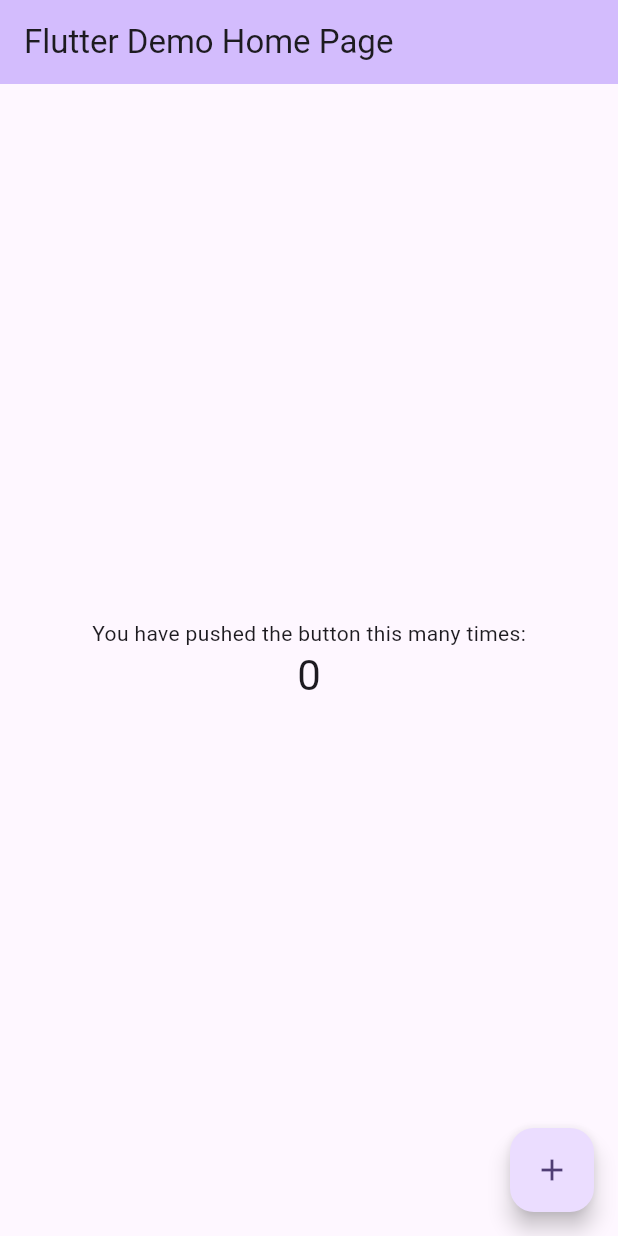
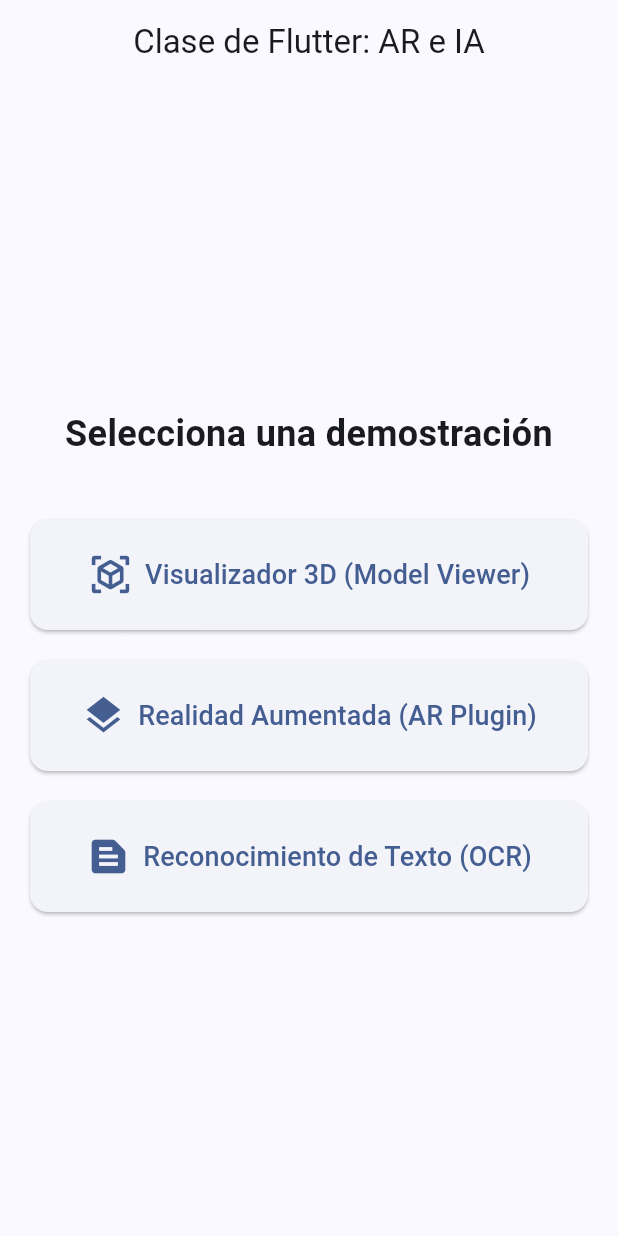
Before and after one commit to Ivanxx16/Actividades_Flutter, a Flutter app: the screen it shows after launch, on a phone screen of 412 x 824 dp. Run offline on Flutter 3.47's test engine with Material 3 defaults, Android fonts, the phone set to English and light mode, and no system bars; our stand-ins replace go_router.

Commit message:
Pantallas listas y plugins a usar
Se realiza algunos cambios en las configuraciones y permisos en el acceso a la camara

```diff
--- /dev/null
+++ b/lib/core/router/app_router.dart
@@ -0,0 +1,43 @@
+import 'package:go_router/go_router.dart';
+
+import '../../features/home/presentation/screens/home_screen.dart';
+import '../../features/ar_experience/presentation/screens/ar_screen.dart';
+import '../../features/ar_experience/presentation/screens/model_viewer_screen.dart'; // Added this
+import '../../features/text_recognition/presentation/screens/text_recognition_screen.dart';
+
+/// Configuración del Router usando GoRouter
+///
+/// Esto define todas las rutas de la aplicación y cómo se navega entre ellas.
+final appRouter = GoRouter(
+  initialLocation: '/',
+  routes: [
+    /// Ruta principal (Home)
+    GoRoute(
+      path: '/',
+      name: 'home',
+      builder: (context, state) => const HomeScreen(),
+      routes: [
+        /// Ruta para la experiencia AR con ar_flutter_plugin
+        GoRoute(
+          path: 'ar',
+          name: 'ar_experience',
+          builder: (context, state) => const ArScreen(),
+        ),
+
+        /// Ruta para ver modelos 3D con model_viewer_plus
+        GoRoute(
+          path: 'model_viewer',
+          name: 'model_viewer',
+          builder: (context, state) => const ModelViewerScreen(),
+        ),
+
+        /// Ruta para el reconocimiento de texto
+        GoRoute(
+          path: 'text_recognition',
+          name: 'text_recognition',
+          builder: (context, state) => const TextRecognitionScreen(),
+        ),
+      ],
+    ),
+  ],
+);
--- /dev/null
+++ b/lib/core/theme/app_theme.dart
@@ -0,0 +1,23 @@
+import 'package:flutter/material.dart';
+
+/// Clase para definir el tema de la aplicación
+class AppTheme {
+  static ThemeData get lightTheme {
+    return ThemeData(
+      useMaterial3: true,
+      colorScheme: ColorScheme.fromSeed(
+        seedColor: Colors.blueAccent,
+        brightness: Brightness.light,
+      ),
+      appBarTheme: const AppBarTheme(centerTitle: true, elevation: 0),
+      elevatedButtonTheme: ElevatedButtonThemeData(
+        style: ElevatedButton.styleFrom(
+          padding: const EdgeInsets.symmetric(horizontal: 24, vertical: 12),
+          shape: RoundedRectangleBorder(
+            borderRadius: BorderRadius.circular(12),
+          ),
+        ),
+      ),
+    );
+  }
+}
--- /dev/null
+++ b/lib/features/home/presentation/screens/home_screen.dart
@@ -0,0 +1,77 @@
+import 'package:flutter/material.dart';
+import 'package:go_router/go_router.dart';
+
+class HomeScreen extends StatelessWidget {
+  const HomeScreen({super.key});
+
+  @override
+  Widget build(BuildContext context) {
+    return Scaffold(
+      appBar: AppBar(title: const Text('Clase de Flutter: AR e IA')),
+      body: Center(
+        child: Padding(
+          padding: const EdgeInsets.all(20.0),
+          child: Column(
+            mainAxisAlignment: MainAxisAlignment.center,
+            crossAxisAlignment: CrossAxisAlignment.stretch,
+            children: [
+              const Text(
+                'Selecciona una demostración',
+                textAlign: TextAlign.center,
+                style: TextStyle(fontSize: 24, fontWeight: FontWeight.bold),
+              ),
+              const SizedBox(height: 40),
+
+              // Botón para ir a Model Viewer (3D simple)
+              _MenuButton(
+                icon: Icons.view_in_ar,
+                label: 'Visualizador 3D (Model Viewer)',
+                onPressed: () => context.goNamed('model_viewer'),
+              ),
+              const SizedBox(height: 20),
+
+              // Botón para ir a AR Flutter Plugin (AR Core/Kit)
+              _MenuButton(
+                icon: Icons.layers,
+                label: 'Realidad Aumentada (AR Plugin)',
+                onPressed: () => context.goNamed('ar_experience'),
+              ),
+              const SizedBox(height: 20),
+
+              // Botón para ir a Reconocimiento de Texto (ML Kit)
+              _MenuButton(
+                icon: Icons.text_snippet,
+                label: 'Reconocimiento de Texto (OCR)',
+                onPressed: () => context.goNamed('text_recognition'),
+              ),
+            ],
+          ),
+        ),
+      ),
+    );
+  }
+}
+
+class _MenuButton extends StatelessWidget {
+  final IconData icon;
+  final String label;
+  final VoidCallback onPressed;
+
+  const _MenuButton({
+    required this.icon,
+    required this.label,
+    required this.onPressed,
+  });
+
+  @override
+  Widget build(BuildContext context) {
+    return ElevatedButton.icon(
+      onPressed: onPressed,
+      icon: Icon(icon, size: 30),
+      label: Padding(
+        padding: const EdgeInsets.symmetric(vertical: 12.0),
+        child: Text(label, style: const TextStyle(fontSize: 18)),
+      ),
+    );
+  }
+}
--- a/lib/main.dart
+++ b/lib/main.dart
@@ -1,4 +1,6 @@
 import 'package:flutter/material.dart';
+import 'core/router/app_router.dart';
+import 'core/theme/app_theme.dart';
 
 void main() {
   runApp(const MyApp());
@@ -7,116 +9,13 @@ void main() {
 class MyApp extends StatelessWidget {
   const MyApp({super.key});
 
-  // This widget is the root of your application.
   @override
   Widget build(BuildContext context) {
-    return MaterialApp(
-      title: 'Flutter Demo',
-      theme: ThemeData(
-        // This is the theme of your application.
-        //
-        // TRY THIS: Try running your application with "flutter run". You'll see
-        // the application has a purple toolbar. Then, without quitting the app,
-        // try changing the seedColor in the colorScheme below to Colors.green
-        // and then invoke "hot reload" (save your changes or press the "hot
-        // reload" button in a Flutter-supported IDE, or press "r" if you used
-        // the command line to start the app).
-        //
-        // Notice that the counter didn't reset back to zero; the application
-        // state is not lost during the reload. To reset the state, use hot
-        // restart instead.
-        //
-        // This works for code too, not just values: Most code changes can be
-        // tested with just a hot reload.
-        colorScheme: ColorScheme.fromSeed(seedColor: Colors.deepPurple),
-      ),
-      home: const MyHomePage(title: 'Flutter Demo Home Page'),
+    return MaterialApp.router(
+      title: 'Flutter AR & AI Class',
+      debugShowCheckedModeBanner: false,
+      theme: AppTheme.lightTheme,
+      routerConfig: appRouter,
     );
   }
 }
-
-class MyHomePage extends StatefulWidget {
-  const MyHomePage({super.key, required this.title});
-
-  // This widget is the home page of your application. It is stateful, meaning
-  // that it has a State object (defined below) that contains fields that affect
-  // how it looks.
-
-  // This class is the configuration for the state. It holds the values (in this
-  // case the title) provided by the parent (in this case the App widget) and
-  // used by the build method of the State. Fields in a Widget subclass are
-  // always marked "final".
-
-  final String title;
-
-  @override
-  State<MyHomePage> createState() => _MyHomePageState();
-}
-
-class _MyHomePageState extends State<MyHomePage> {
-  int _counter = 0;
-
-  void _incrementCounter() {
-    setState(() {
-      // This call to setState tells the Flutter framework that something has
-      // changed in this State, which causes it to rerun the build method below
-      // so that the display can reflect the updated values. If we changed
-      // _counter without calling setState(), then the build method would not be
-      // called again, and so nothing would appear to happen.
-      _counter++;
-    });
-  }
-
-  @override
-  Widget build(BuildContext context) {
-    // This method is rerun every time setState is called, for instance as done
-    // by the _incrementCounter method above.
-    //
-    // The Flutter framework has been optimized to make rerunning build methods
-    // fast, so that you can just rebuild anything that needs updating rather
-    // than having to individually change instances of widgets.
-    return Scaffold(
-      appBar: AppBar(
-        // TRY THIS: Try changing the color here to a specific color (to
-        // Colors.amber, perhaps?) and trigger a hot reload to see the AppBar
-        // change color while the other colors stay the same.
-        backgroundColor: Theme.of(context).colorScheme.inversePrimary,
-        // Here we take the value from the MyHomePage object that was created by
-        // the App.build method, and use it to set our appbar title.
-        title: Text(widget.title),
-      ),
-      body: Center(
-        // Center is a layout widget. It takes a single child and positions it
-        // in the middle of the parent.
-        child: Column(
-          // Column is also a layout widget. It takes a list of children and
-          // arranges them vertically. By default, it sizes itself to fit its
-          // children horizontally, and tries to be as tall as its parent.
-          //
-          // Column has various properties to control how it sizes itself and
-          // how it positions its children. Here we use mainAxisAlignment to
-          // center the children vertically; the main axis here is the vertical
-          // axis because Columns are vertical (the cross axis would be
-          // horizontal).
-          //
-          // TRY THIS: Invoke "debug painting" (choose the "Toggle Debug Paint"
-          // action in the IDE, or press "p" in the console), to see the
-          // wireframe for each widget.
-          mainAxisAlignment: MainAxisAlignment.center,
-          children: <Widget>[
-            const Text('You have pushed the button this many times:'),
-            Text(
-              '$_counter',
-              style: Theme.of(context).textTheme.headlineMedium,
-            ),
-          ],
-        ),
-      ),
-      floatingActionButton: FloatingActionButton(
-        onPressed: _incrementCounter,
-        tooltip: 'Increment',
-        child: const Icon(Icons.add),
-      ), // This trailing comma makes auto-formatting nicer for build methods.
-    );
-  }
-}
```
Also changed, not shown: lib/features/ar_experience/presentation/screens/ar_screen.dart (added, +23 -0 lines), lib/features/ar_experience/presentation/screens/model_viewer_screen.dart (added, +18 -0 lines), lib/features/text_recognition/presentation/screens/text_recognition_screen.dart (added, +30 -0 lines), pubspec.yaml (+11 -0 lines), pubspec.lock, 14 other files.
